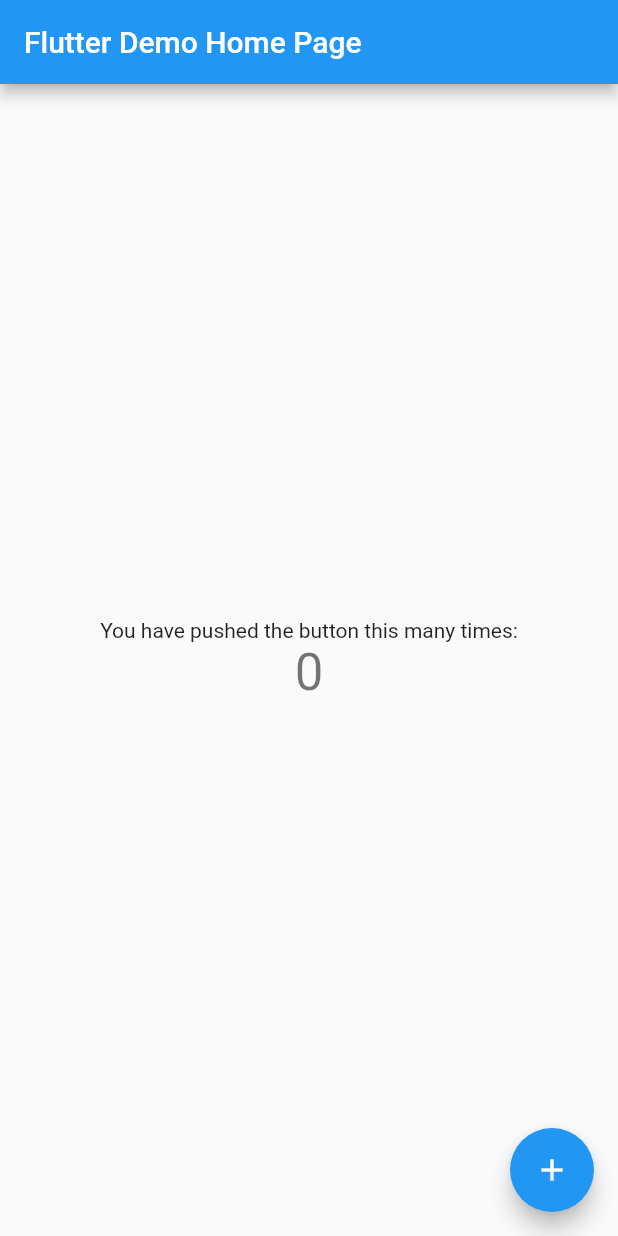
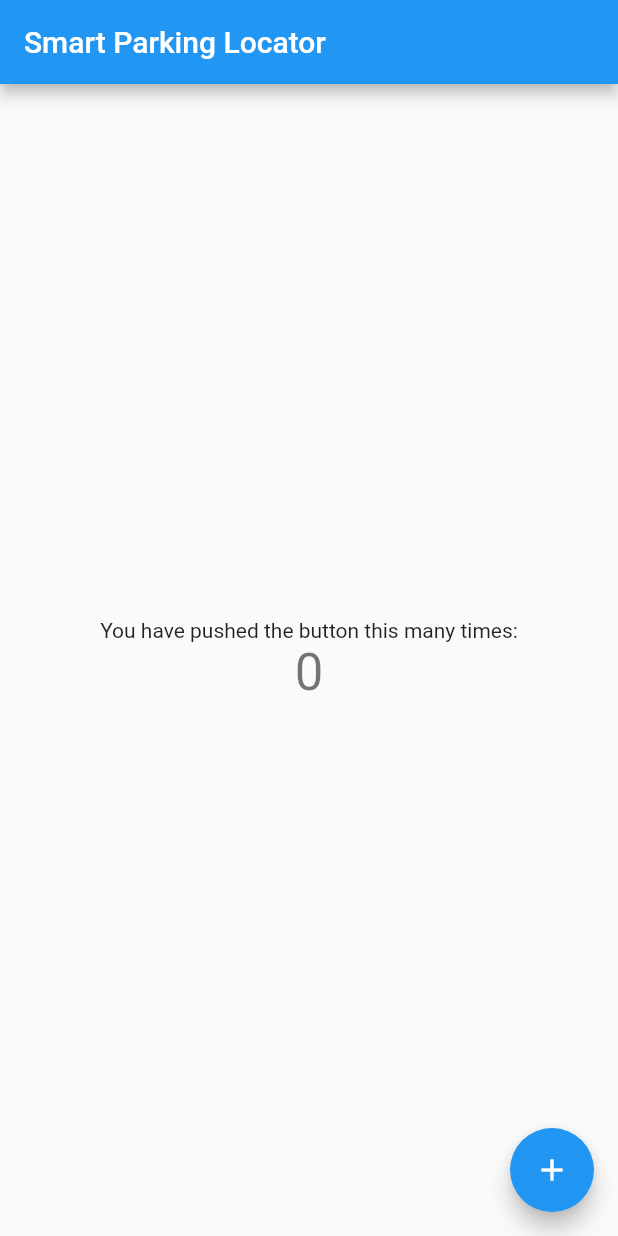
Before and after one commit to BesterCharl/Hackathon2022, a Flutter app: the screen it shows after launch, on a phone screen of 412 x 824 dp. Run offline on Flutter 3.47's test engine with Material 2 defaults, Android fonts, the phone set to English and light mode, and no system bars.

Commit message:
Update scaffold

```diff
--- a/lib/main.dart
+++ b/lib/main.dart
@@ -24,7 +24,7 @@ class MyApp extends StatelessWidget {
         // is not restarted.
         primarySwatch: Colors.blue,
       ),
-      home: const MyHomePage(title: 'Flutter Demo Home Page'),
+      home: const MyHomePage(title: 'Smart Parking Locator'),
     );
   }
 }
```
Also changed, not shown: 11 other files.
